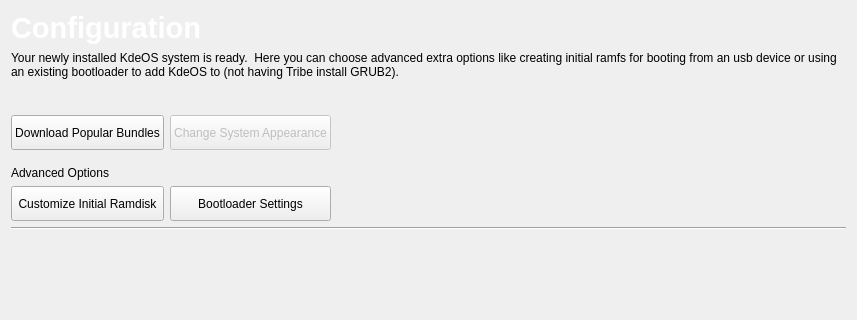
This is ui/pages/config.ui in KdeOs/Tribe as Qt 5 draws it before an edit; both pictures show x 0 to 857 and y 0 to 320 of the 857 by 747 pixel window. The edited form follows.
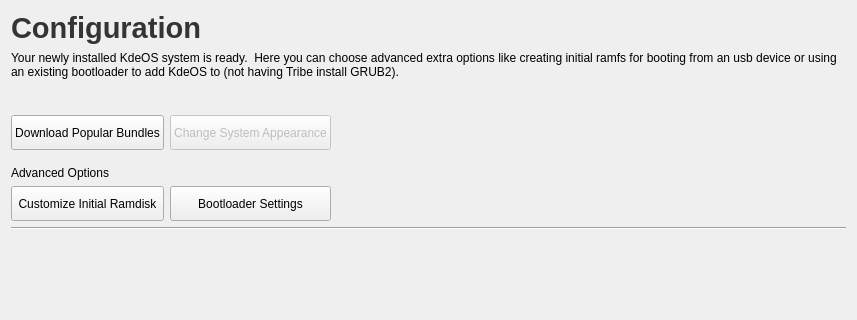
This is the edited form. Custom widgets are drawn as their Qt base class.

Commit message: change UI color scheme

```diff
--- a/ui/pages/config.ui
+++ b/ui/pages/config.ui
@@ -43,7 +43,7 @@
 &lt;html&gt;&lt;head&gt;&lt;meta name=&quot;qrichtext&quot; content=&quot;1&quot; /&gt;&lt;style type=&quot;text/css&quot;&gt;
 p, li { white-space: pre-wrap; }
 &lt;/style&gt;&lt;/head&gt;&lt;body style=&quot; font-family:'Sans Serif'; font-size:14pt; font-weight:400; font-style:normal;&quot;&gt;
-&lt;p style=&quot; margin-top:0px; margin-bottom:0px; margin-left:0px; margin-right:0px; -qt-block-indent:0; text-indent:0px;&quot;&gt;&lt;span style=&quot; font-size:22pt; font-weight:600; color:#ffffff;&quot;&gt;Configuration&lt;/span&gt;&lt;/p&gt;&lt;/body&gt;&lt;/html&gt;</string>
+&lt;p style=&quot; margin-top:0px; margin-bottom:0px; margin-left:0px; margin-right:0px; -qt-block-indent:0; text-indent:0px;&quot;&gt;&lt;span style=&quot; font-size:22pt; font-weight:600; color:#343434;&quot;&gt;Configuration&lt;/span&gt;&lt;/p&gt;&lt;/body&gt;&lt;/html&gt;</string>
        </property>
       </widget>
      </item>
```
The commit also changes 15 other files.
